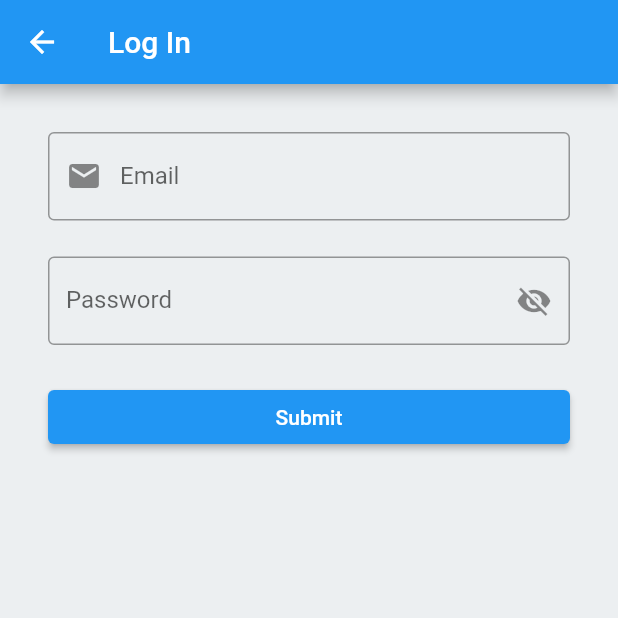
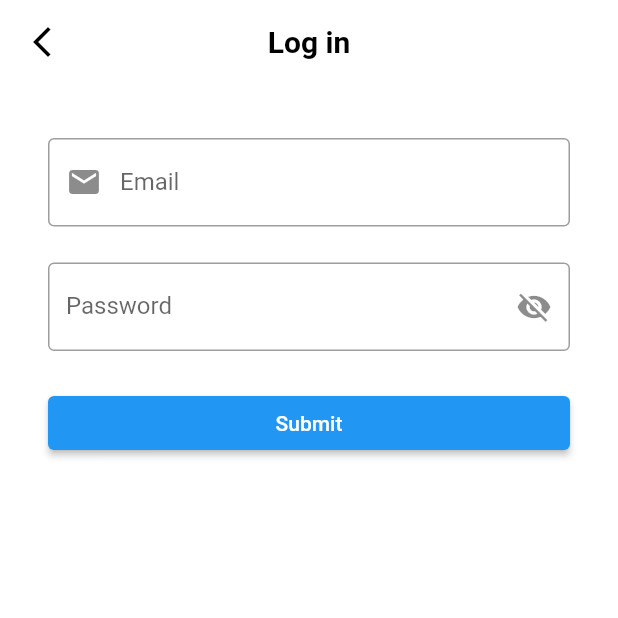
Before and after one commit to theiotproject/virtual-key, a Flutter app: the screen it shows after launch, after a tap on "Log In", on a phone screen of 412 x 824 dp, the top half of it. Run offline on Flutter 3.47's test engine with Material 2 defaults, Android fonts, the phone set to English and light mode, and no system bars; our stand-ins replace qr_flutter; accounts and stored records are empty; network calls fail.

Commit message:
Change appbar widget design

```diff
--- a/lib/login.dart
+++ b/lib/login.dart
@@ -2,6 +2,7 @@ import 'package:flutter/material.dart';
 import 'package:virtual_key/services/remote_service.dart';
 import 'package:virtual_key/globals.dart';
 import 'package:http/http.dart' as http;
+import 'package:virtual_key/widgets/custom_appbar.dart';
 
 class Login extends StatefulWidget {
   const Login({Key? key}) : super(key: key);
@@ -34,9 +35,7 @@ class _LoginState extends State<Login> {
   @override
   Widget build(BuildContext context) {
     return Scaffold(
-      appBar: AppBar(
-        title: const Text('Log In'),
-      ),
+      appBar: CustomAppBar('Log in'),
       body: Center(
         child: ListView(
           padding: const EdgeInsets.all(32),
--- a/lib/main.dart
+++ b/lib/main.dart
@@ -22,7 +22,7 @@ class MyApp extends StatelessWidget {
       title: 'Virtual Key',
       theme: ThemeData(
         primarySwatch: Colors.blue,
-        scaffoldBackgroundColor: Colors.blueGrey.shade50,
+        scaffoldBackgroundColor: Colors.white,
       ),
       initialRoute: '/',
       routes: {
--- a/lib/widgets/custom_appbar.dart
+++ b/lib/widgets/custom_appbar.dart
@@ -14,10 +14,16 @@ class CustomAppBar extends StatelessWidget with PreferredSizeWidget {
   @override
   Widget build(BuildContext context) {
     return AppBar(
+      leading: const Icon(
+        Icons.arrow_back_ios_new_outlined,
+        color: Colors.black,
+      ),
       title: Text(
         title,
-        style: const TextStyle(color: Colors.white),
+        style:
+            const TextStyle(color: Colors.black, fontWeight: FontWeight.bold),
       ),
+      centerTitle: true,
       backgroundColor: Colors.transparent,
       elevation: 0.0,
       flexibleSpace: Container(
@@ -26,11 +32,6 @@ class CustomAppBar extends StatelessWidget with PreferredSizeWidget {
             bottomLeft: Radius.circular(20),
             bottomRight: Radius.circular(20),
           ),
-          gradient: LinearGradient(
-            colors: [Colors.deepPurple, Colors.deepPurpleAccent],
-            begin: Alignment.bottomCenter,
-            end: Alignment.topCenter,
-          ),
         ),
       ),
     );
```
